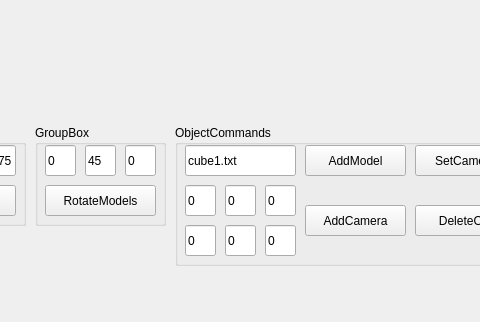
First picture: the form in lab3/mainwindow.ui, repository Inlucker/OOP, before the edit; both pictures show x 255 to 735 and y 475 to 797 of the 920 by 797 pixel window.
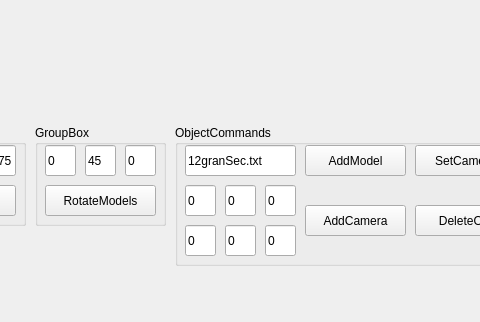
Second picture: the form after the edit.

What changed in the file:
```diff
--- a/lab3/mainwindow.ui
+++ b/lab3/mainwindow.ui
@@ -304,7 +304,7 @@
       </rect>
      </property>
      <property name="text">
-      <string>cube1.txt</string>
+      <string>12granSec.txt</string>
      </property>
     </widget>
     <widget class="QLineEdit" name="lineEdit_camera_x">
```
